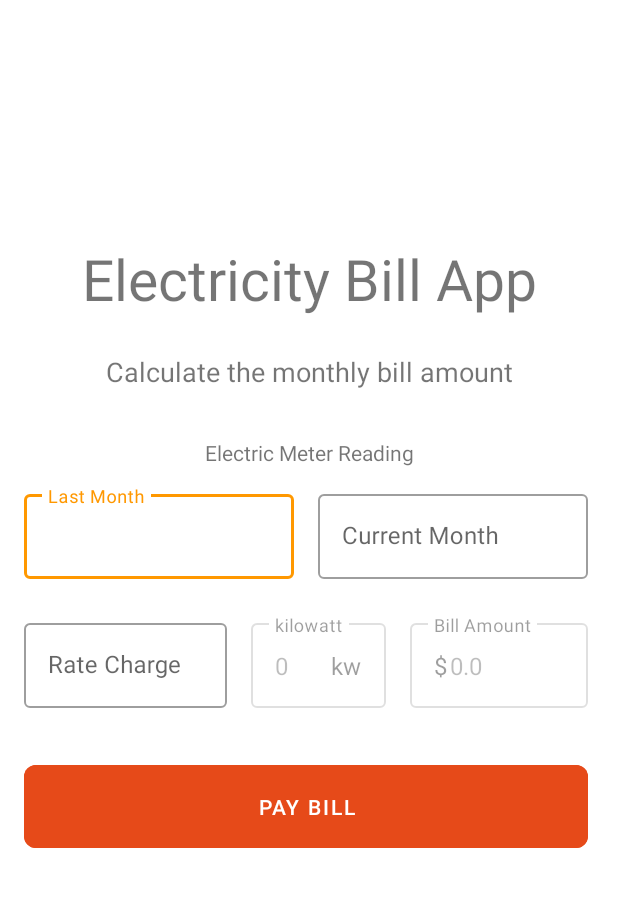
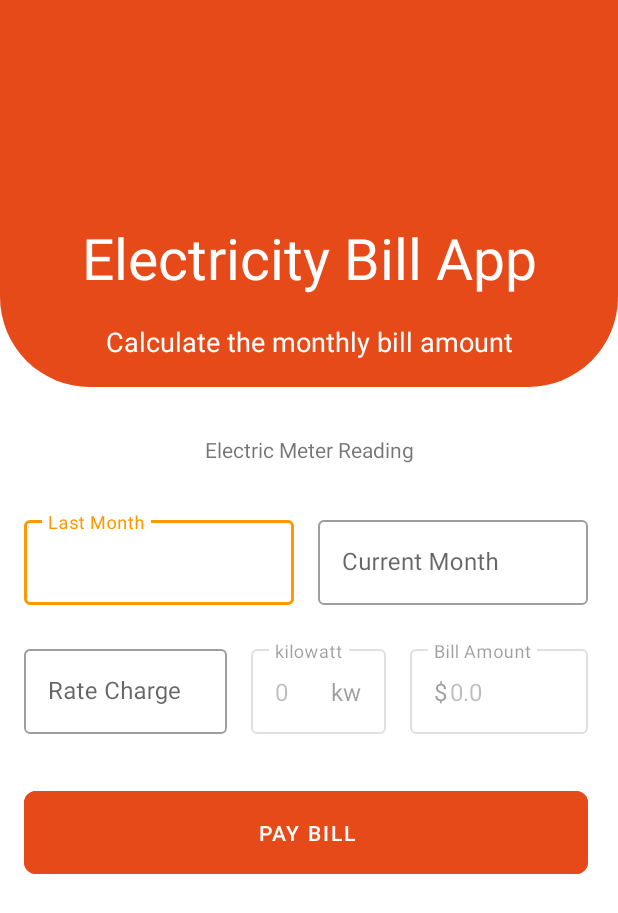
Before and after one commit to moaliyou/ElectricityBillApp, an Android app: the screen it shows after launch (MainActivity), on a phone screen of 412 x 824 dp. Shown: the top 913 px of the screen. Run offline under Robolectric (Android 15) with nearby library versions, the phone set to English and light mode, and no system bars.

Commit message:
added a header layout design

```diff
--- /dev/null
+++ b/app/src/main/res/drawable/header_bg.xml
@@ -0,0 +1,10 @@
+<?xml version="1.0" encoding="utf-8"?>
+<shape xmlns:android="http://schemas.android.com/apk/res/android"
+    android:shape="rectangle">
+
+    <corners
+        android:bottomLeftRadius="60dp"
+        android:bottomRightRadius="60dp"/>
+    <solid android:color="@color/purple_700"/>
+
+</shape>
--- a/app/src/main/res/layout/activity_main.xml
+++ b/app/src/main/res/layout/activity_main.xml
@@ -6,30 +6,44 @@
     android:layout_height="match_parent"
     tools:context=".MainActivity">
 
+    <androidx.constraintlayout.widget.ConstraintLayout
+        android:id="@+id/headerLayout"
+        android:layout_width="match_parent"
+        android:layout_height="wrap_content"
+        android:background="@drawable/header_bg"
+        app:layout_constraintEnd_toEndOf="parent"
+        app:layout_constraintStart_toStartOf="parent"
+        app:layout_constraintTop_toTopOf="parent"
+        android:padding="18dp">
+
         <TextView
-        android:id="@+id/textView2"
+            android:id="@+id/titleTextView"
             android:layout_width="wrap_content"
             android:layout_height="wrap_content"
             android:text="@string/title_string"
             android:textAlignment="center"
+            android:layout_marginTop="128dp"
+            android:textColor="@color/white"
             android:textSize="38sp"
-        app:layout_constraintBottom_toBottomOf="parent"
             app:layout_constraintEnd_toEndOf="parent"
             app:layout_constraintStart_toStartOf="parent"
-        app:layout_constraintTop_toTopOf="parent"
-        app:layout_constraintVertical_bias="0.207" />
+            app:layout_constraintTop_toTopOf="parent" />
 
         <TextView
-        android:id="@+id/textView"
+            android:id="@+id/subtitleTextView"
             android:layout_width="wrap_content"
             android:layout_height="wrap_content"
-        android:layout_marginTop="24dp"
+            android:layout_marginTop="18dp"
+            android:text="@string/subtitle_string"
             android:textAlignment="center"
-        android:text="@string/subtitle_string"
+            android:textColor="@color/white"
             android:textSize="18sp"
-        app:layout_constraintEnd_toEndOf="parent"
-        app:layout_constraintStart_toStartOf="parent"
-        app:layout_constraintTop_toBottomOf="@+id/textView2" />
+            app:layout_constraintEnd_toEndOf="@id/titleTextView"
+            app:layout_constraintStart_toStartOf="@id/titleTextView"
+            app:layout_constraintTop_toBottomOf="@id/titleTextView" />
+
+    </androidx.constraintlayout.widget.ConstraintLayout>
+
 
     <TextView
         android:id="@+id/readingsTextView"
@@ -41,18 +55,18 @@
         android:textSize="14sp"
         app:layout_constraintEnd_toEndOf="parent"
         app:layout_constraintStart_toStartOf="parent"
-        app:layout_constraintTop_toBottomOf="@+id/textView" />
+        app:layout_constraintTop_toBottomOf="@+id/headerLayout" />
 
     <com.google.android.material.textfield.TextInputLayout
         android:id="@+id/lastMonthReadingInputLayout"
         style="@style/Widget.MaterialComponents.TextInputLayout.OutlinedBox"
         android:layout_width="180dp"
         android:layout_height="wrap_content"
-        android:layout_marginTop="64dp"
+        android:layout_marginTop="32dp"
         android:layout_marginStart="16dp"
         android:hint="@string/last_month_reading_string"
         app:layout_constraintStart_toStartOf="parent"
-        app:layout_constraintTop_toBottomOf="@+id/textView">
+        app:layout_constraintTop_toBottomOf="@+id/readingsTextView">
 
         <com.google.android.material.textfield.TextInputEditText
             android:layout_width="match_parent"
@@ -66,10 +80,10 @@
         android:layout_width="180dp"
         android:layout_height="wrap_content"
         android:layout_marginStart="16dp"
-        android:layout_marginTop="64dp"
+        android:layout_marginTop="32dp"
         android:hint="@string/current_month_reading_string"
         app:layout_constraintStart_toEndOf="@+id/lastMonthReadingInputLayout"
-        app:layout_constraintTop_toBottomOf="@+id/textView">
+        app:layout_constraintTop_toBottomOf="@+id/readingsTextView">
 
         <com.google.android.material.textfield.TextInputEditText
             android:layout_width="match_parent"
```
Lines whose indentation alone changed are shown as unchanged.
